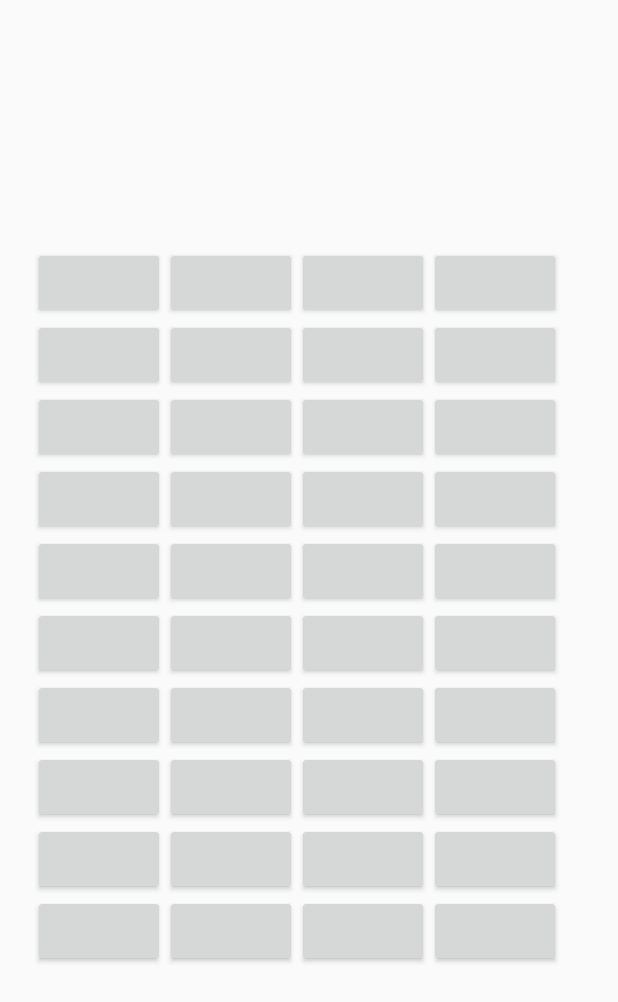
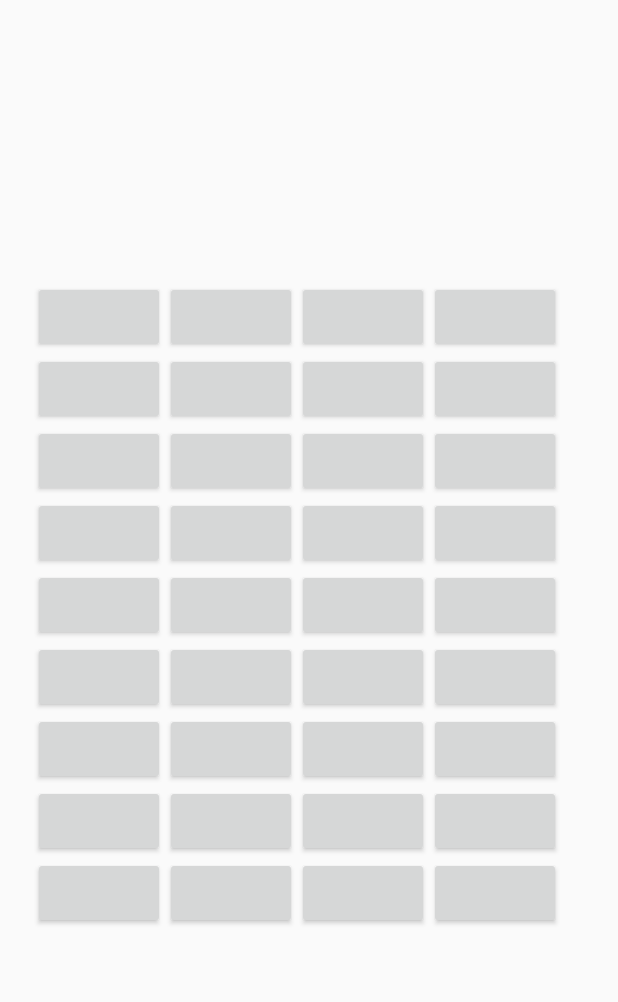
Before and after one commit to Lecodeurfou/Tap_Block, an Android app: the layout activity_game_loop.xml on its own in the app's theme, with its tools: preview values and no code run, on a phone screen of 412 x 824 dp. Shown: the top 1002 px of the screen. Run offline under Robolectric (Android 15) with nearby library versions, the phone set to English and light mode, and no system bars.

Commit message:
Correction bug menu + gameloop

```diff
--- a/app/src/main/AndroidManifest.xml
+++ b/app/src/main/AndroidManifest.xml
@@ -16,7 +16,7 @@
                 <category android:name="android.intent.category.LAUNCHER" />
             </intent-filter>
         </activity>
-        <activity android:name=".Game_Loop"></activity>
+        <activity android:name=".game_loop"></activity>
     </application>
 
 </manifest>
--- a/app/src/main/java/com/example/dwaygon/tap_blockv2/Game_loop.java
+++ b/app/src/main/java/com/example/dwaygon/tap_blockv2/Game_loop.java
@@ -3,15 +3,13 @@ package com.example.dwaygon.tap_blockv2;
 import android.graphics.Color;
 import android.support.v7.app.AppCompatActivity;
 import android.os.Bundle;
-import android.view.MotionEvent;
 import android.view.View;
 import android.widget.Button;
 import android.widget.GridLayout;
 
-import java.lang.reflect.Array;
 import java.util.Random;
 
-public class Game_Loop  extends AppCompatActivity implements View.OnClickListener {
+public class game_loop extends AppCompatActivity implements View.OnClickListener {
     Button buttons[] = new Button[BUTTON_IDS.length];
     private static final int[] BUTTON_IDS = {
             R.id.touche0,
@@ -54,7 +52,7 @@ public class Game_Loop  extends AppCompatActivity implements View.OnClickListene
     @Override
     protected void onCreate(Bundle savedInstanceState) {
         super.onCreate(savedInstanceState);
-        setContentView(R.layout.activity_game__loop);
+        setContentView(R.layout.activity_game_loop);
         GridLayout grille = findViewById(R.id.grille);
         int i = 0;
         for(int id : BUTTON_IDS) {
--- a/app/src/main/java/com/example/dwaygon/tap_blockv2/MainActivity.java
+++ b/app/src/main/java/com/example/dwaygon/tap_blockv2/MainActivity.java
@@ -22,7 +22,7 @@ public class MainActivity extends AppCompatActivity {
     private View.OnClickListener btnPlay = new View.OnClickListener(){
         @Override
         public void onClick(View v){
-            Intent gameActivity = new Intent(MainActivity.this, Game_Loop.class);
+            Intent gameActivity = new Intent(MainActivity.this, game_loop.class);
             startActivity(gameActivity);
         }
     };
--- a/app/src/main/res/layout/activity_game__loop.xml
+++ b/app/src/main/res/layout/activity_game_loop.xml
@@ -4,12 +4,12 @@
     xmlns:tools="http://schemas.android.com/tools"
     android:layout_width="match_parent"
     android:layout_height="match_parent"
-    tools:context=".Game_Loop">
+    tools:context=".game_loop">
 
     <android.support.v7.widget.GridLayout
         android:id="@+id/grille"
         android:layout_width="368dp"
-        android:layout_height="495dp"
+        android:layout_height="450dp"
         android:layout_marginStart="8dp"
         android:layout_marginTop="8dp"
         android:layout_marginEnd="8dp"
@@ -18,7 +18,7 @@
         app:layout_constraintEnd_toEndOf="parent"
         app:layout_constraintStart_toStartOf="parent"
         app:layout_constraintTop_toTopOf="parent"
-        app:rowCount="10"
+        app:rowCount="9"
         app:columnCount="4">
 
         <Button
@@ -209,26 +209,7 @@
             app:layout_column="3"
             app:layout_row="8"
             />
-        <Button
-            android:id="@+id/touche36"
-            app:layout_column="0"
-            app:layout_row="9"
-            />
-        <Button
-            android:id="@+id/touche37"
-            app:layout_column="1"
-            app:layout_row="9"
-            />
-        <Button
-            android:id="@+id/touche38"
-            app:layout_column="2"
-            app:layout_row="9"
-            />
-        <Button
-            android:id="@+id/touche39"
-            app:layout_column="3"
-            app:layout_row="9"
-            />
+
 
     </android.support.v7.widget.GridLayout>
 </android.support.constraint.ConstraintLayout>
```
